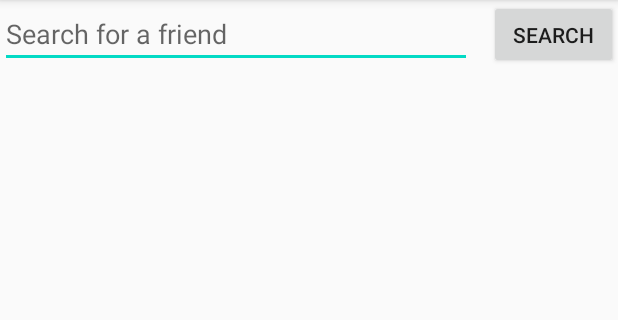
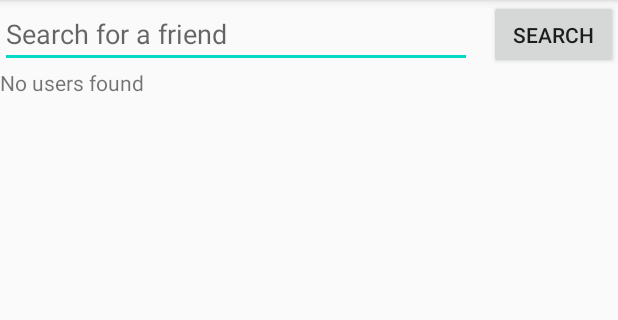
Before and after one commit to cjmartone/chatting-app, an Android app: the FindFriendsActivity screen opened directly, with no data from a screen before it, after a tap on "SEARCH", on a phone screen of 412 x 824 dp, the part 84-404 px from its top. Run offline under Robolectric (Android 15) with nearby library versions, the phone set to English and light mode, and no system bars; our stand-ins replace Firebase (no records; nobody signed in at launch, a user with empty details on screens opened directly).

Commit message:
improve searching for friends
When searching for a friend, if they are already connected, they won't
show up in the search.

```diff
--- a/app/src/main/java/com/example/chattingapp/Activities/FindFriendsActivity.java
+++ b/app/src/main/java/com/example/chattingapp/Activities/FindFriendsActivity.java
@@ -12,10 +12,10 @@ import android.widget.Toast;
 
 import androidx.appcompat.app.AppCompatActivity;
 
-import com.example.chattingapp.Database.DatabaseRepo;
-import com.example.chattingapp.Database.OnDataGetListener;
+import com.example.chattingapp.Database.DatabaseRepository;
+import com.example.chattingapp.Database.OnDataCompleteListener;
 import com.example.chattingapp.R;
-import com.example.chattingapp.User;
+import com.example.chattingapp.DTO.User;
 import com.google.firebase.auth.FirebaseAuth;
 import com.google.firebase.auth.FirebaseUser;
 
@@ -23,17 +23,33 @@ import java.util.ArrayList;
 
 public class FindFriendsActivity extends AppCompatActivity {
 
-    private DatabaseRepo dbRepo;
+    private DatabaseRepository dbRepo;
+    private ArrayList<String> friendIds;
 
     @Override
     protected void onCreate(Bundle savedInstanceState){
         super.onCreate(savedInstanceState);
         setContentView(R.layout.find_friend_screen);
 
-        dbRepo = new DatabaseRepo();
+        dbRepo = new DatabaseRepository();
+        friendIds = getFriendIds();
 
         LinearLayout layout = findViewById(R.id.search_friend_list);
         addSearchForFriendButtonListener(layout);
+    }
+
+    public ArrayList<String> getFriendIds(){
+        final ArrayList<String> friendIds = new ArrayList<>();
+        dbRepo.getFriends(FirebaseAuth.getInstance().getCurrentUser().getUid(), new OnDataCompleteListener() {
+            @Override
+            public void onSuccess(Object data) {
+                ArrayList<User> users = (ArrayList<User>) data;
+                for(User user: users){
+                    friendIds.add(user.getUid());
+                }
+            }
+        });
+        return friendIds;
     }
 
     public void addSearchForFriendButtonListener(final LinearLayout layout){
@@ -44,17 +60,31 @@ public class FindFriendsActivity extends AppCompatActivity {
             public void onClick(View v) {
                 EditText searchFriendText = findViewById(R.id.search_friend_text);
 
-                dbRepo.searchUsersFor(searchFriendText.getText().toString(), new OnDataGetListener(){
+                dbRepo.searchUsersFor(searchFriendText.getText().toString(), new OnDataCompleteListener(){
                     @Override
                     public void onSuccess(Object data){
+                        layout.removeAllViews();
+
                         ArrayList<User> users = (ArrayList<User>)data;
+
+                        TextView label = new TextView(layout.getContext());
+                        if(users.size() == 0) {
+                            label.setText("No users found");
+                        }
+                        else{
+                            label.setText("Tap on a user's name to add them to your friends list.");
+                        }
+                        layout.addView(label);
+
+                        int usersAdded = 0;
                         for(final User user : users){
-                            System.out.println("Activity " + user.getDisplayName());
+                            String userId = user.getUid();
+                            if(!userId.equals(FirebaseAuth.getInstance().getCurrentUser().getUid()) && !friendIds.contains(userId)) {
+                                usersAdded++;
                                 TextView view = new TextView(layout.getContext());
                                 view.setText(user.getDisplayName());
                                 view.setTextColor(Color.BLACK);
-                            view.setTextSize(18);
-                            view.setPadding(20, 10, 20, 10);
+                                view.setTextSize(24);
 
                                 LinearLayout.LayoutParams layoutParams = new LinearLayout.LayoutParams(LinearLayout.LayoutParams.MATCH_PARENT, LinearLayout.LayoutParams.WRAP_CONTENT);
                                 view.setLayoutParams(layoutParams);
@@ -63,11 +93,15 @@ public class FindFriendsActivity extends AppCompatActivity {
                                     @Override
                                     public void onClick(View v) {
                                         dbRepo.addFriend(new User(currentUser), user);
-                                    Toast.makeText(layout.getContext(),"Added " + user.getDisplayName() + " as a friend.", Toast.LENGTH_LONG).show();
+                                        Toast.makeText(layout.getContext(), "Added " + user.getDisplayName() + " as a friend.", Toast.LENGTH_LONG).show();
                                     }
                                 });
 
                                 layout.addView(view);
+                            }
+                        }
+                        if(usersAdded == 0){
+                            label.setText("No users found");
                         }
                     }
                 });
--- a/app/src/main/java/com/example/chattingapp/ChatMessage.java
+++ b/app/src/main/java/com/example/chattingapp/DTO/ChatMessage.java
@@ -1,4 +1,4 @@
-package com.example.chattingapp;
+package com.example.chattingapp.DTO;
 
 import com.google.firebase.firestore.ServerTimestamp;
 
--- a/app/src/main/java/com/example/chattingapp/User.java
+++ b/app/src/main/java/com/example/chattingapp/DTO/User.java
@@ -1,4 +1,4 @@
-package com.example.chattingapp;
+package com.example.chattingapp.DTO;
 
 import com.google.firebase.auth.FirebaseUser;
 
--- a/app/src/main/java/com/example/chattingapp/Database/DatabaseRepo.java
+++ b/app/src/main/java/com/example/chattingapp/Database/DatabaseRepository.java
@@ -4,8 +4,8 @@ import android.net.Uri;
 
 import androidx.annotation.NonNull;
 
-import com.example.chattingapp.ChatMessage;
-import com.example.chattingapp.User;
+import com.example.chattingapp.DTO.ChatMessage;
+import com.example.chattingapp.DTO.User;
 import com.google.android.gms.tasks.OnCompleteListener;
 import com.google.android.gms.tasks.OnSuccessListener;
 import com.google.android.gms.tasks.Task;
@@ -22,12 +22,12 @@ import java.util.HashMap;
 import java.util.Map;
 import java.util.UUID;
 
-public class DatabaseRepo {
+public class DatabaseRepository {
 
     private FirebaseFirestore db;
     private StorageReference storageReference;
 
-    public DatabaseRepo(){
+    public DatabaseRepository(){
         db = FirebaseFirestore.getInstance();
         storageReference = FirebaseStorage.getInstance().getReference();
     }
@@ -38,9 +38,9 @@ public class DatabaseRepo {
         db.collection("Users").document(user.getUid()).set(userInfo);
     }
 
-    public void getFriends(String document, final OnDataGetListener listener){
+    public void getFriends(String uid, final OnDataCompleteListener listener){
         final ArrayList<User> friendIds = new ArrayList<>();
-        db.collection("Users").document(document).collection("friends").get().addOnCompleteListener(new OnCompleteListener<QuerySnapshot>() {
+        db.collection("Users").document(uid).collection("friends").get().addOnCompleteListener(new OnCompleteListener<QuerySnapshot>() {
             @Override
             public void onComplete(@NonNull Task<QuerySnapshot> task) {
                 if(task.isSuccessful() && task.getResult() != null){
@@ -62,7 +62,7 @@ public class DatabaseRepo {
                 .add(message);
     }
 
-    public void searchUsersFor(final String user, final OnDataGetListener listener){
+    public void searchUsersFor(final String user, final OnDataCompleteListener listener){
         final ArrayList<User> match = new ArrayList<>();
         db.collection("Users").get().addOnCompleteListener(new OnCompleteListener<QuerySnapshot>() {
 
@@ -104,7 +104,7 @@ public class DatabaseRepo {
         db.collection("Users").document(friendUid).collection("friends").document(currentUid).collection("messages").add(message);
     }
 
-    public void uploadFile(Uri image, String child, final FirebaseUser user, final String friendId, final OnDataGetListener listener){
+    public void uploadFile(Uri image, String child, final FirebaseUser user, final String friendId, final OnDataCompleteListener listener){
         final String imageId = UUID.randomUUID().toString();
         StorageReference imageRef = storageReference.child(child + imageId);
         imageRef.putFile(image).addOnSuccessListener(new OnSuccessListener<UploadTask.TaskSnapshot>() {
@@ -121,7 +121,7 @@ public class DatabaseRepo {
         });
     }
 
-    public void uploadAudio(Uri audio, final FirebaseUser user, final String friendId, final OnDataGetListener listener){
+    public void uploadAudio(Uri audio, final FirebaseUser user, final String friendId, final OnDataCompleteListener listener){
         final String imageId = UUID.randomUUID().toString();
         StorageReference imageRef = storageReference.child("audio/" + imageId);
         imageRef.putFile(audio).addOnSuccessListener(new OnSuccessListener<UploadTask.TaskSnapshot>() {
--- a/app/src/main/java/com/example/chattingapp/Database/OnDataGetListener.java
+++ b/app/src/main/java/com/example/chattingapp/Database/OnDataCompleteListener.java
@@ -1,5 +1,5 @@
 package com.example.chattingapp.Database;
 
-public interface OnDataGetListener {
+public interface OnDataCompleteListener {
     void onSuccess(Object data);
 }
--- a/app/src/main/java/com/example/chattingapp/RecyclerAdapter.java
+++ b/app/src/main/java/com/example/chattingapp/RecyclerAdapter.java
@@ -11,6 +11,7 @@ import android.widget.TextView;
 import androidx.annotation.NonNull;
 import androidx.recyclerview.widget.RecyclerView;
 
+import com.example.chattingapp.DTO.ChatMessage;
 import com.firebase.ui.firestore.FirestoreRecyclerAdapter;
 import com.firebase.ui.firestore.FirestoreRecyclerOptions;
 import com.squareup.picasso.Picasso;
--- a/app/src/main/res/values/strings.xml
+++ b/app/src/main/res/values/strings.xml
@@ -9,4 +9,6 @@
     <string name="search_for_a_friend">Search for a friend</string>
     <string name="db_images">DB images</string>
     <string name="play_audio">Play audio</string>
+    <string name="contacts">Contacts</string>
+    <string name="add_friends">Add Friends</string>
 </resources>
```
Also changed, not shown: app/src/main/java/com/example/chattingapp/Activities/MainActivity.java (+6 -6 lines), app/src/main/java/com/example/chattingapp/Activities/MessageScreenActivity.java (+6 -9 lines), app/src/main/java/com/example/chattingapp/Activities/RecordActivity.java (+5 -7 lines), app/src/main/res/drawable/back.xml (added, +14 -0 lines), app/src/main/res/layout/home_screen.xml (+6 -4 lines). Lines whose indentation alone changed are shown as unchanged.
